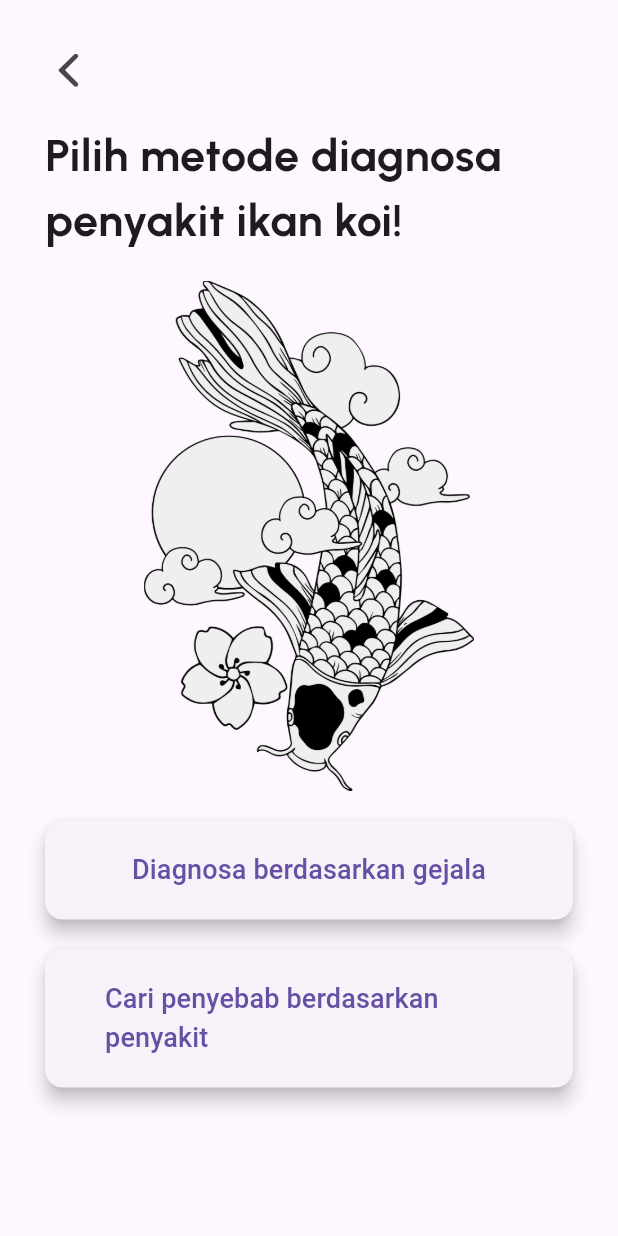
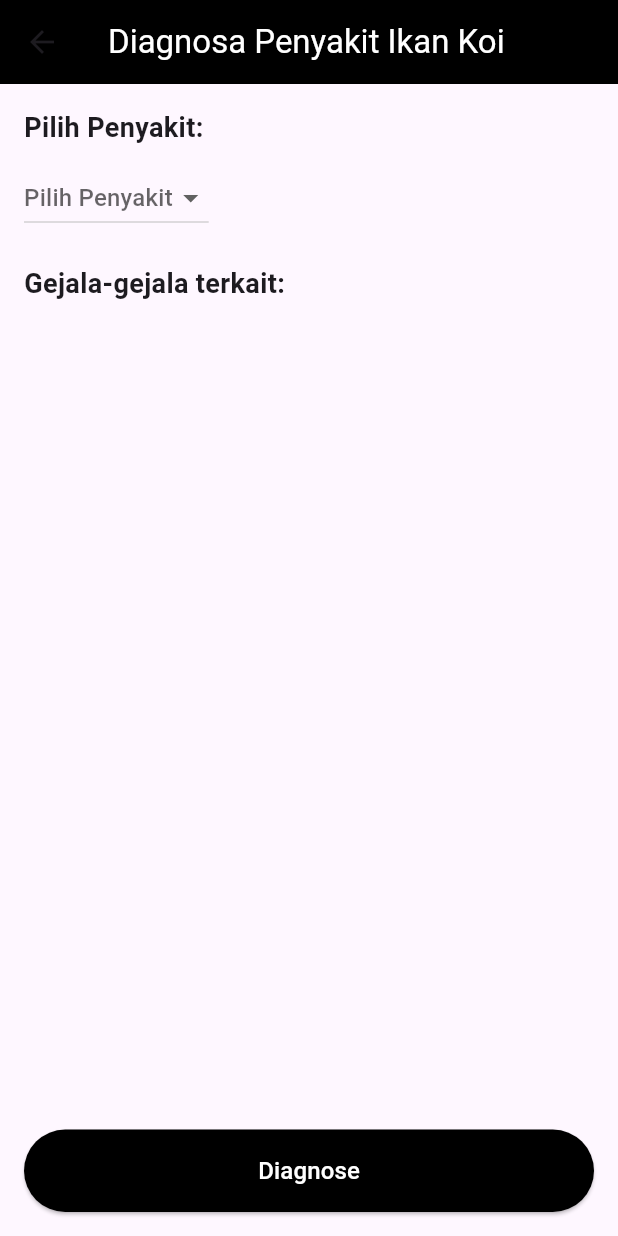
Before and after one commit to Fadeta/koimedic_, a Flutter app: the Diagnosamodel screen opened directly, after a tap on "Cari penyebab berdasarkan penyakit", on a phone screen of 412 x 824 dp. Run offline on Flutter 3.47's test engine with Material 3 defaults, Android fonts, the light colour scheme and no system bars; our stand-ins replace animated_bottom_navigation_bar, cloud_firestore, firebase_auth, firebase_core, get, google_fonts; accounts and stored records are empty; Roboto replaces fonts that are missing (Urbanist-Bold).

Commit message:
commit backwardchaining

```diff
--- /dev/null
+++ b/lib/screens/diagnosa/backwardchaining.dart
@@ -0,0 +1,157 @@
+import 'package:flutter/material.dart';
+
+final Map<String, List<String>> diseaseSymptoms = {
+  'White Spot': [
+    'Menurunnya kekebalan tubuh atau lemas',
+    'Badan ikan kurus',
+    'Terdapat bintik-bintik putih'
+  ],
+  'Black Spot': [
+    'Menurunnya kekebalan tubuh atau lemas',
+    'Badan ikan kurus',
+    'Terdapat bintik-bintik hitam'
+  ],
+  'Cloudy Eyes': ['Mata berkabut', 'Produksi lendir berlebih', 'Mata menonjol'],
+  'Dropsy': [
+    'Badan gembur'
+        'Perut membengkak',
+    'Sisik nanas atau mulai menanggal dari badan ikan',
+    'Kesulitan dalam berenang'
+  ],
+  'Fin/Tail Rot': [
+    'Menurunnya kekebalan tubuh atau lemas',
+    'Sirip dan ekor mulai membusuk',
+    'Tulang sirip dan ekor buram'
+  ],
+  'Kutu Jangkar': [
+    'Menurunnya kekebalan tubuh atau lemas',
+    'Terdapat cacing yang menempel pada tubuh',
+    'Sering menggesekkan tubuh pada dinding',
+  ],
+};
+
+class BackwardChainingPage extends StatefulWidget {
+  const BackwardChainingPage({super.key});
+
+  @override
+  State<BackwardChainingPage> createState() => _BackwardChainingPageState();
+}
+
+class _BackwardChainingPageState extends State<BackwardChainingPage> {
+  String? selectedDisease;
+  List<String> selectedSymptoms = [];
+  Map<String, bool> symptomSelection = {};
+
+  void _onDiseaseSelected(String? disease) {
+    setState(() {
+      selectedDisease = disease;
+      selectedSymptoms = disease != null ? diseaseSymptoms[disease]! : [];
+      symptomSelection = {for (var symptom in selectedSymptoms) symptom: false};
+    });
+  }
+
+  void _showDiagnosisDialog() {
+    int selectedCount =
+        symptomSelection.values.where((bool value) => value).length;
+    int totalSymptoms = selectedSymptoms.length;
+    double accuracy = (selectedCount / totalSymptoms) * 100;
+
+    showDialog(
+      context: context,
+      builder: (BuildContext context) {
+        return AlertDialog(
+          title: const Text('Diagnosis Result'),
+          content: Text(
+              'Penyakit yang dipilih: $selectedDisease\nGejala-gejala yang dipilih: ${symptomSelection.keys.where((key) => symptomSelection[key]!).join(', ')}\nAkurasi: ${accuracy.toStringAsFixed(2)}%'),
+          actions: <Widget>[
+            TextButton(
+              onPressed: () {
+                Navigator.of(context).pop();
+              },
+              child: const Text('OK'),
+            ),
+          ],
+        );
+      },
+    );
+  }
+
+  @override
+  Widget build(BuildContext context) {
+    return Scaffold(
+      appBar: AppBar(
+        title: const Text(
+          'Diagnosa Penyakit Ikan Koi',
+          style: TextStyle(
+            fontFamily: "Urbanist-Bold",
+            color: Colors.white,
+          ),
+        ),
+        backgroundColor: Colors.black,
+      ),
+      body: Padding(
+        padding: const EdgeInsets.all(16.0),
+        child: Column(
+          crossAxisAlignment: CrossAxisAlignment.start,
+          children: [
+            const Text(
+              'Pilih Penyakit:',
+              style: TextStyle(fontSize: 18, fontWeight: FontWeight.bold),
+            ),
+            const SizedBox(height: 10),
+            DropdownButton<String>(
+              value: selectedDisease,
+              hint: const Text('Pilih Penyakit'),
+              items: diseaseSymptoms.keys.map((String disease) {
+                return DropdownMenuItem<String>(
+                  value: disease,
+                  child: Text(disease),
+                );
+              }).toList(),
+              onChanged: _onDiseaseSelected,
+            ),
+            const SizedBox(height: 20),
+            const Text(
+              'Gejala-gejala terkait:',
+              style: TextStyle(fontSize: 18, fontWeight: FontWeight.bold),
+            ),
+            const SizedBox(height: 10),
+            Expanded(
+              child: SingleChildScrollView(
+                child: Column(
+                  crossAxisAlignment: CrossAxisAlignment.start,
+                  children: symptomSelection.keys.map((String symptom) {
+                    return CheckboxListTile(
+                      title: Text(symptom),
+                      value: symptomSelection[symptom],
+                      onChanged: (bool? value) {
+                        setState(() {
+                          symptomSelection[symptom] = value!;
+                        });
+                      },
+                    );
+                  }).toList(),
+                ),
+              ),
+            ),
+          ],
+        ),
+      ),
+      bottomNavigationBar: Padding(
+        padding: const EdgeInsets.all(16.0),
+        child: ElevatedButton(
+          onPressed: _showDiagnosisDialog,
+          style: ElevatedButton.styleFrom(
+            foregroundColor: Colors.white,
+            backgroundColor: Colors.black,
+            padding: const EdgeInsets.symmetric(vertical: 16.0),
+          ),
+          child: const Text(
+            'Diagnose',
+            style: TextStyle(fontSize: 16),
+          ),
+        ),
+      ),
+    );
+  }
+}
--- a/lib/screens/diagnosa/diagnosamodel.dart
+++ b/lib/screens/diagnosa/diagnosamodel.dart
@@ -1,6 +1,7 @@
 import 'package:flutter/cupertino.dart';
 import 'package:flutter/material.dart';
 import 'package:get/get.dart';
+import 'package:koimedic/screens/diagnosa/backwardchaining.dart';
 import 'package:koimedic/screens/diagnosa/forwardchaining.dart';
 import 'package:koimedic/screens/menu/diagnosapage.dart';
 import '../../widget/common.dart';
@@ -68,35 +69,55 @@
                             Get.to(const Forwardchaining());
                           },
                           style: ElevatedButton.styleFrom(
+                            backgroundColor: Colors.black,
                             padding: const EdgeInsets.symmetric(
-                                horizontal: 40, vertical: 20),
+                                horizontal: 15, vertical: 20),
+                            shape: RoundedRectangleBorder(
+                              side: const BorderSide(color: Colors.white30),
+                              borderRadius: BorderRadius.circular(12),
+                            ),
+                            elevation: 5,
+                          ),
+                          child: const Center(
+                            child: Center(
+                              child: Text(
+                                'Diagnosa berdasarkan gejala',
+                                style: TextStyle(
+                                  fontSize: 18,
+                                  color: Colors.white,
+                                  fontFamily: "Urbanist-SemiBold",
+                                  fontWeight: FontWeight.bold,
+                                ),
+                              ),
+                            ),
+                          ),
+                        ),
+                        const SizedBox(height: 20),
+                        ElevatedButton(
+                          onPressed: () {
+                            Get.to(const BackwardChainingPage());
+                          },
+                          style: ElevatedButton.styleFrom(
+                            backgroundColor: Colors.black,
+                            side: const BorderSide(color: Colors.white30),
+                            padding: const EdgeInsets.symmetric(
+                                horizontal: 15, vertical: 20),
                             shape: RoundedRectangleBorder(
                               borderRadius: BorderRadius.circular(12),
                             ),
                             elevation: 5,
                           ),
                           child: const Center(
-                            child: Text(
-                              'Diagnosa berdasarkan gejala',
-                              style: TextStyle(fontSize: 18),
-                            ),
-                          ),
-                        ),
-                        const SizedBox(height: 20),
-                        ElevatedButton(
-                          onPressed: () {},
-                          style: ElevatedButton.styleFrom(
-                            padding: const EdgeInsets.symmetric(
-                                horizontal: 40, vertical: 20),
-                            shape: RoundedRectangleBorder(
-                              borderRadius: BorderRadius.circular(12),
-                            ),
-                            elevation: 5,
-                          ),
-                          child: const Center(
-                            child: Text(
-                              'Cari penyebab berdasarkan penyakit',
-                              style: TextStyle(fontSize: 18),
+                            child: Center(
+                              child: Text(
+                                'Cari penyebab berdasarkan penyakit',
+                                style: TextStyle(
+                                  fontSize: 18,
+                                  color: Colors.white,
+                                  fontFamily: "Urbanist-SemiBold",
+                                  fontWeight: FontWeight.bold,
+                                ),
+                              ),
                             ),
                           ),
                         ),
```
